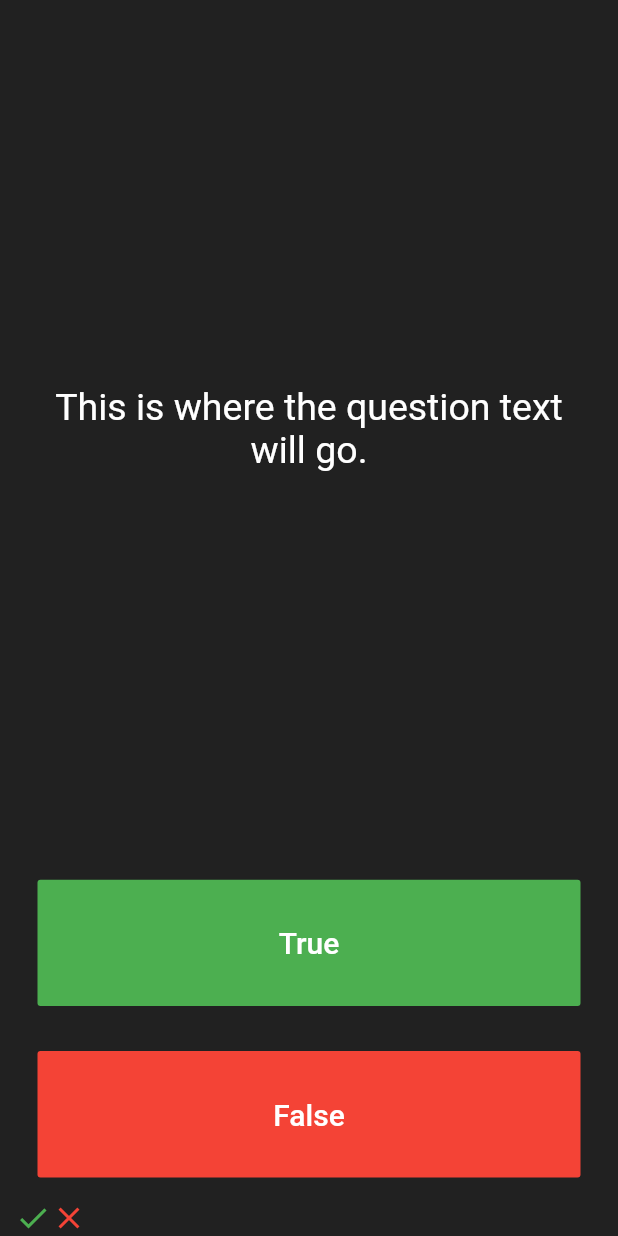
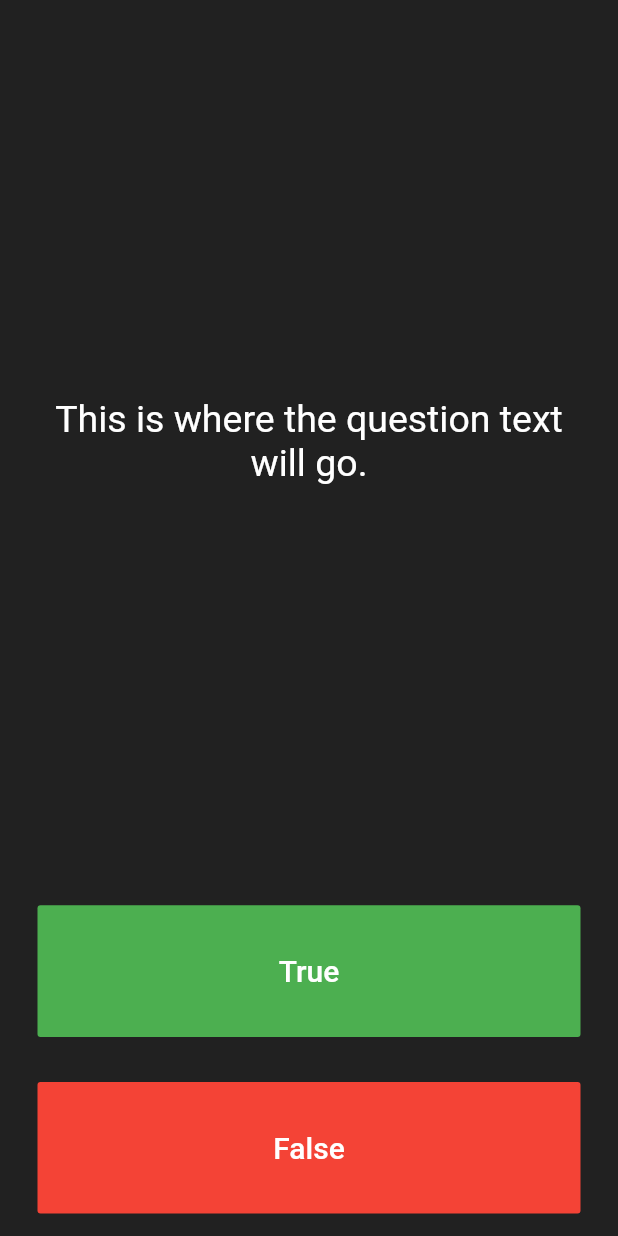
Before and after one commit to harshilgupta-dev/QuizzlerApp, a Flutter app: the screen it shows after launch, on a phone screen of 412 x 824 dp. Run offline on Flutter 3.47's test engine with Material 2 defaults, Android fonts, the phone set to English and light mode, and no system bars.

Commit message:
create questions list

```diff
--- a/lib/main1.dart
+++ b/lib/main1.dart
@@ -25,15 +25,11 @@ class QuizPage extends StatefulWidget {
   _QuizPageState createState() => _QuizPageState();
 }
 class _QuizPageState extends State<QuizPage> {
-  List<Icon> scoreKepper=[
-    Icon(
-      Icons.check,
-      color: Colors.green,
-    ),
-    Icon(
-      Icons.close,
-      color: Colors.red,
-    )
+  List<Icon> scoreKepper=[];
+  List<String> questions=[
+    'You can lead a cow down stairs but not up stairs.',
+    'Approximately one quarter of human bones are in the feet.',
+    'A slug\'s blood is green.'
   ];
   @override
   Widget build(BuildContext context) {
```
